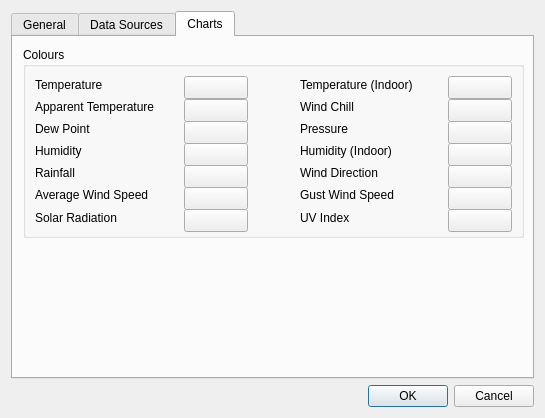
This is desktop/settingsdialog.ui in davidrg/zxweather as Qt 5 draws it before an edit. The edited form follows.
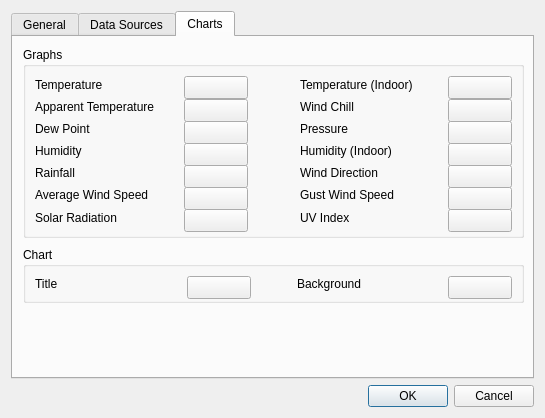
This is the edited form. The open tabs and pages were chosen to show the change. Icons and pictures are not drawn. Custom widgets are drawn as their Qt base class.

Commit message: Support for changing the background and title colours in charts

Diff of the .ui file:
```diff
--- a/desktop/settingsdialog.ui
+++ b/desktop/settingsdialog.ui
@@ -519,7 +519,7 @@
         </rect>
        </property>
        <property name="title">
-        <string>Colours</string>
+        <string>Graphs</string>
        </property>
        <layout class="QGridLayout" name="gridLayout_7">
         <item row="5" column="4">
@@ -943,6 +943,77 @@
         </item>
        </layout>
       </widget>
+      <widget class="QGroupBox" name="groupBox_2">
+       <property name="geometry">
+        <rect>
+         <x>10</x>
+         <y>210</y>
+         <width>501</width>
+         <height>56</height>
+        </rect>
+       </property>
+       <property name="title">
+        <string>Chart</string>
+       </property>
+       <layout class="QGridLayout" name="gridLayout_8">
+        <item row="0" column="0">
+         <widget class="QLabel" name="label_20">
+          <property name="text">
+           <string>Title</string>
+          </property>
+         </widget>
+        </item>
+        <item row="0" column="1">
+         <widget class="QtColorButton" name="qcpTitle">
+          <property name="minimumSize">
+           <size>
+            <width>64</width>
+            <height>23</height>
+           </size>
+          </property>
+          <property name="text">
+           <string/>
+          </property>
+         </widget>
+        </item>
+        <item row="0" column="2">
+         <spacer name="horizontalSpacer_4">
+          <property name="orientation">
+           <enum>Qt::Horizontal</enum>
+          </property>
+          <property name="sizeType">
+           <enum>QSizePolicy::Fixed</enum>
+          </property>
+          <property name="sizeHint" stdset="0">
+           <size>
+            <width>40</width>
+            <height>20</height>
+           </size>
+          </property>
+         </spacer>
+        </item>
+        <item row="0" column="3">
+         <widget class="QLabel" name="label_21">
+          <property name="text">
+           <string>Background</string>
+          </property>
+         </widget>
+        </item>
+        <item row="0" column="4">
+         <widget class="QtColorButton" name="qcpBackground">
+          <property name="minimumSize">
+           <size>
+            <width>64</width>
+            <height>23</height>
+           </size>
+          </property>
+          <property name="text">
+           <string/>
+          </property>
+         </widget>
+        </item>
+       </layout>
+      </widget>
      </widget>
     </widget>
    </item>
```
Left out of the diff: 2 changed lines with no effect on the pictures. The commit also changes 9 other files.
